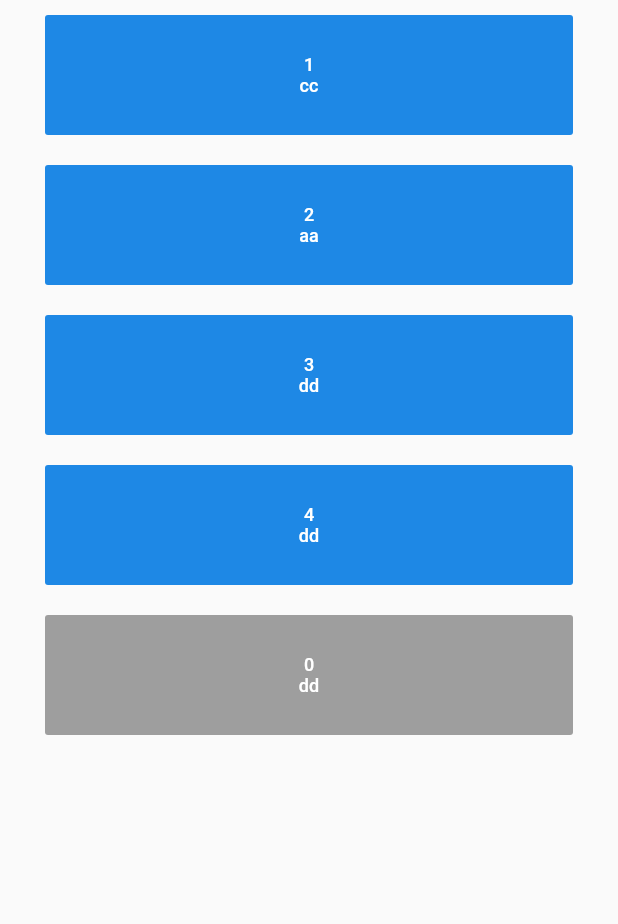
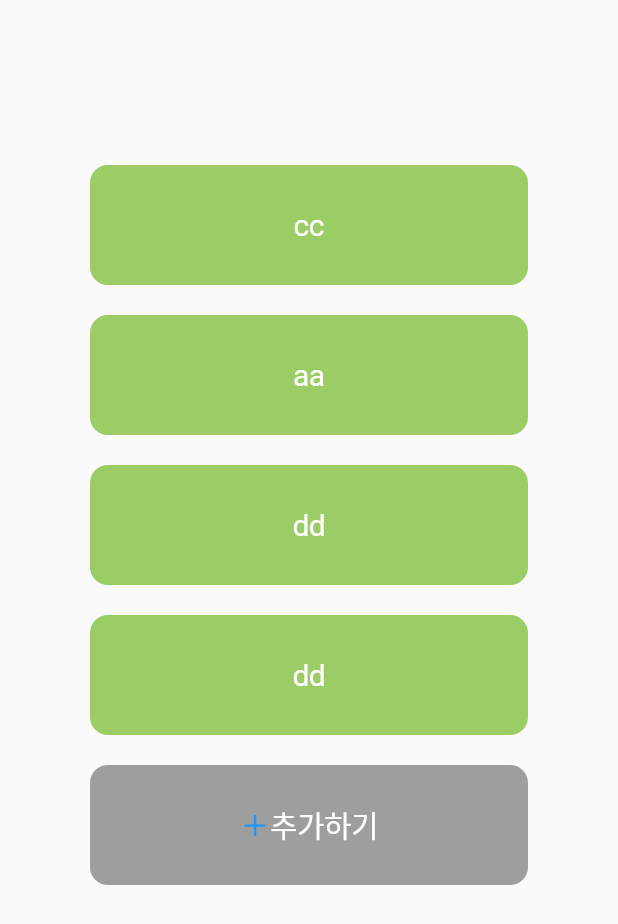
Before and after one commit to Dev-Beom/Application_HandUniversity, a Flutter app: the screen it shows after launch, on a phone screen of 412 x 824 dp. Shown: the top 924 px of the screen. Run offline on Flutter 3.47's test engine with Material 2 defaults, Android fonts, the phone set to English and light mode, and no system bars; our stand-ins replace flutter_swiper; missing offline and left inert: flutter_page_indicator.

Commit message:
Change UI
Change UI

```diff
--- a/lib/screens/add_page.dart
+++ b/lib/screens/add_page.dart
@@ -38,7 +38,7 @@ class _AddPageState extends State<AddPage> {
                   builder: (context, snapshot) {
                     if (!snapshot.hasData) {
                       print("!snapshot.hasdata");
-                      return Text("No Data");
+                      return CircularProgressIndicator();
                     } else {
                       return ListView.builder(
                         itemCount: snapshot.data.length,
--- a/lib/screens/main_page.dart
+++ b/lib/screens/main_page.dart
@@ -1,8 +1,8 @@
 import 'package:application_handuniversity/bloc/content_provider.dart';
 import 'package:application_handuniversity/screens/add_page.dart';
+import 'package:flutter/cupertino.dart';
 import 'swiper.dart';
 import 'package:flutter/material.dart';
-
 
 class MainPage extends StatefulWidget {
   @override
@@ -22,15 +22,19 @@ class _MainPageState extends State<MainPage> {
         child: Center(
           child: Column(
             mainAxisAlignment: MainAxisAlignment.center,
+            crossAxisAlignment: CrossAxisAlignment.center,
             children: [
               Flexible(
                 child: ListView(
                   children: [
-                    _buildTile(index: 1, title: "cc", context: context),
-                    _buildTile(index: 2, title: "aa", context: context),
-                    _buildTile(index: 3, title: "dd", context: context),
-                    _buildTile(index: 4, title: "dd", context: context),
-                    _buildTile(index: 0, title: "dd", context: context),
+                    SizedBox(
+                      height: 100,
+                    ),
+                    _buildContentTile(index: 1, title: "cc", context: context),
+                    _buildContentTile(index: 2, title: "aa", context: context),
+                    _buildContentTile(index: 3, title: "dd", context: context),
+                    _buildContentTile(index: 4, title: "dd", context: context),
+                    _buildAddTile(context),
                   ],
                 ),
               ),
@@ -41,40 +45,63 @@ class _MainPageState extends State<MainPage> {
     );
   }
 
-  Widget _buildTile(
+  Widget _buildAddTile(BuildContext context) {
+    double buttonHeight = 80;
+    return Padding(
+      padding: const EdgeInsets.fromLTRB(60, 10, 60, 10),
+      child: Container(
+        height: buttonHeight,
+        child: CupertinoButton(
+          onPressed: () {
+            Navigator.push(
+              context,
+              MaterialPageRoute(
+                builder: (context) => AddPage(),
+              ),
+            );
+          },
+          color: Colors.grey,
+          child: Container(
+            child: Row(
+              mainAxisAlignment: MainAxisAlignment.center,
+              children: [
+                Icon(CupertinoIcons.add),
+                Text(
+                  "추가하기",
+                  style: TextStyle(color: Colors.white, fontSize: 20),
+                ),
+              ],
+            ),
+          ),
+        ),
+      ),
+    );
+  }
+
+  Widget _buildContentTile(
       {int index, BuildContext context, String title, Icon icon, bool option}) {
-    // double screenWidth = MediaQuery.of(context).size.width;
-    // double buttonWidth = screenWidth - (screenWidth / 4);
     double buttonHeight = 80;
-
     return Padding(
-      padding: const EdgeInsets.fromLTRB(30, 10, 30, 10),
+      padding: const EdgeInsets.fromLTRB(60, 10, 60, 10),
       child: Container(
-        // width: buttonWidth,
         height: buttonHeight,
-        child: FlatButton(
+        child: CupertinoButton(
           onPressed: () {
-            if (index == 0) {
-              Navigator.push(
-                  context, MaterialPageRoute(builder: (context) => AddPage()));
-            }
-            else
-            {
-              Navigator.push(context, MaterialPageRoute(builder: (context) => SwiperPage()));
-            }
+            Navigator.push(
+              context,
+              MaterialPageRoute(
+                builder: (context) => SwiperPage(),
+              ),
+            );
           },
-          color: index == 0 ? Colors.grey : Colors.blue[600],
+          color: Colors.lightGreen[400],
           child: Container(
             child: Column(
               mainAxisAlignment: MainAxisAlignment.center,
               children: [
                 Text(
-                  index.toString(),
-                  style: TextStyle(color: Colors.white, fontSize: 12),
-                ),
-                Text(
                   title,
-                  style: TextStyle(color: Colors.white, fontSize: 12),
+                  style: TextStyle(color: Colors.white, fontSize: 20),
                 ),
               ],
             ),
```
